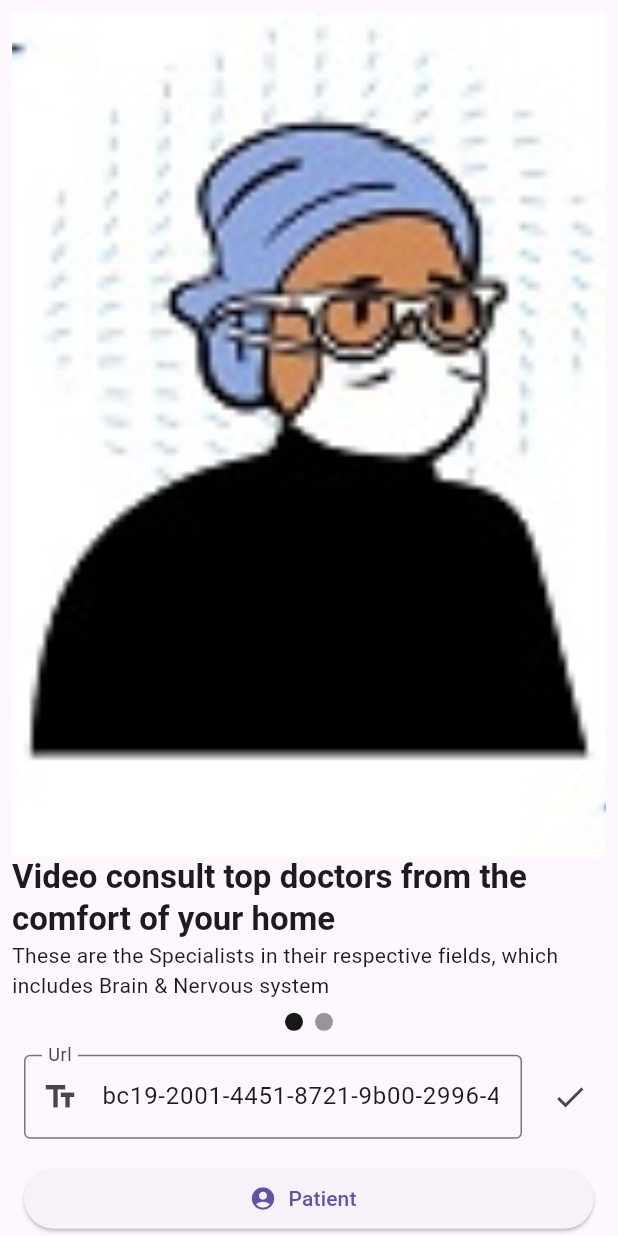
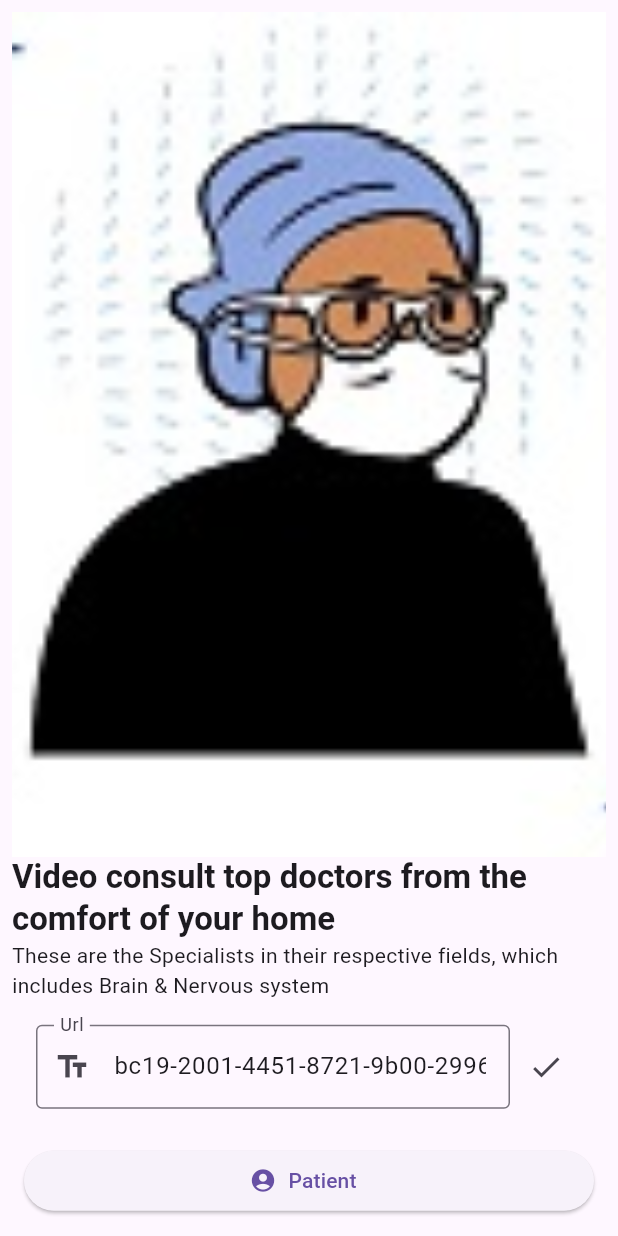
Before and after one commit to deidric/telemed, a Flutter app: the screen it shows after launch, on a phone screen of 412 x 824 dp. Run offline on Flutter 3.47's test engine with Material 2 defaults, Android fonts, the phone set to English and light mode, and no system bars; drawn by our look-alikes of carousel_slider; our stand-ins replace firebase_core, firebase_messaging, flutter_local_notifications, google_fonts, intl_phone_field, shared_preferences; accounts and stored records are empty.

Commit message:
* Minor bug fixes.

```diff
--- a/lib/UI/OnboardingPage.dart
+++ b/lib/UI/OnboardingPage.dart
@@ -25,12 +25,12 @@ class _OnboardingPageState extends State<OnboardingPage> {
       description:
           "These are the Specialists in their respective fields, which includes Brain & Nervous system",
     ),
-    HomePageContent(
-      imageURI: TelemedImage.clockImage,
-      title: "Communicate in the best & effective way possible",
-      description:
-          "Time & health are two precious assets that we don't compromise on",
-    ),
+    // HomePageContent(
+    //   imageURI: TelemedImage.clockImage,
+    //   title: "Communicate in the best & effective way possible",
+    //   description:
+    //       "Time & health are two precious assets that we don't compromise on",
+    // ),
   ];
   List<Widget> imageSliders = [];
   int _current = 0;
@@ -120,33 +120,33 @@ class _OnboardingPageState extends State<OnboardingPage> {
                     ),
                   ],
                 ),
-                Row(
-                  mainAxisAlignment: MainAxisAlignment.center,
-                  children: imgList.asMap().entries.map((entry) {
-                    return GestureDetector(
-                      onTap: () => _controller.animateToPage(entry.key),
-                      child: Container(
-                        width: 12.0,
-                        height: 12.0,
-                        margin: const EdgeInsets.symmetric(
-                            vertical: 8.0, horizontal: 4.0),
-                        decoration: BoxDecoration(
-                            shape: BoxShape.circle,
-                            color:
-                                (Theme.of(context).brightness == Brightness.dark
-                                        ? Colors.white
-                                        : Colors.black)
-                                    .withOpacity(
-                                        _current == entry.key ? 0.9 : 0.4)),
-                      ),
-                    );
-                  }).toList(),
-                ),
-                Row(
+                // Row(
+                //   mainAxisAlignment: MainAxisAlignment.center,
+                //   children: imgList.asMap().entries.map((entry) {
+                //     return GestureDetector(
+                //       onTap: () => _controller.animateToPage(entry.key),
+                //       child: Container(
+                //         width: 12.0,
+                //         height: 12.0,
+                //         margin: const EdgeInsets.symmetric(
+                //             vertical: 8.0, horizontal: 4.0),
+                //         decoration: BoxDecoration(
+                //             shape: BoxShape.circle,
+                //             color:
+                //                 (Theme.of(context).brightness == Brightness.dark
+                //                         ? Colors.white
+                //                         : Colors.black)
+                //                     .withOpacity(
+                //                         _current == entry.key ? 0.9 : 0.4)),
+                //       ),
+                //     );
+                //   }).toList(),
+                // ),
+                Padding(
+                  padding: const EdgeInsets.all(16.0),
+                  child: Row(
                     children: [
                       Expanded(
-                      child: Padding(
-                        padding: const EdgeInsets.all(8.0),
                         child: TextFormField(
                           validator: (value) {
                             if (value == null || value.isEmpty) {
@@ -167,16 +167,17 @@ class _OnboardingPageState extends State<OnboardingPage> {
                           ),
                         ),
                       ),
-                    ),
                       IconButton(
                         onPressed: () async {
                           await prefs!.setString(
                               TelemedSettings.sharefPrefsAuthority,
                               data.newAuthority);
                         },
+                        tooltip: TelemedStrings.saveUrl,
                         icon: const Icon(Icons.check),
                       ),
                     ],
+                  ),
                 ),
                 Row(
                   children: [
--- a/lib/UI/SignInSignUp/BasicInformationPage.dart
+++ b/lib/UI/SignInSignUp/BasicInformationPage.dart
@@ -215,6 +215,7 @@ class BasicInformationPageState extends State<BasicInformationPage>
                                             data.selectedUserModel
                                                 .bloodPressure = newValue;
                                           },
+                                          keyboardType: TextInputType.phone,
                                           decoration: InputDecoration(
                                             labelText:
                                                 TelemedStrings.bloodPressure,
--- a/lib/settings.dart
+++ b/lib/settings.dart
@@ -62,6 +62,9 @@ class TelemedJsendStatus {
 }
 
 class TelemedStrings {
+  static String saveUrl = "Save url";
+  static String showPassword = "Show password";
+  static String hidePassword = "Hide password";
   static String alertTitle = "Alert";
   static String alertMessageNavToMessages =
       "Please navigate to the messages screen to continue the conversation.";
```
Also changed, not shown: lib/UI/Home/BookAppointmentPage.dart (+6 -5 lines), lib/UI/Home/BookAppointmentsReasonForVisitPage.dart (+2 -5 lines), lib/UI/SignInSignUp/SignInPage.dart (+10 -8 lines), lib/UI/SignInSignUp/SignUpPage.dart (+10 -8 lines). Lines whose indentation alone changed are shown as unchanged.
